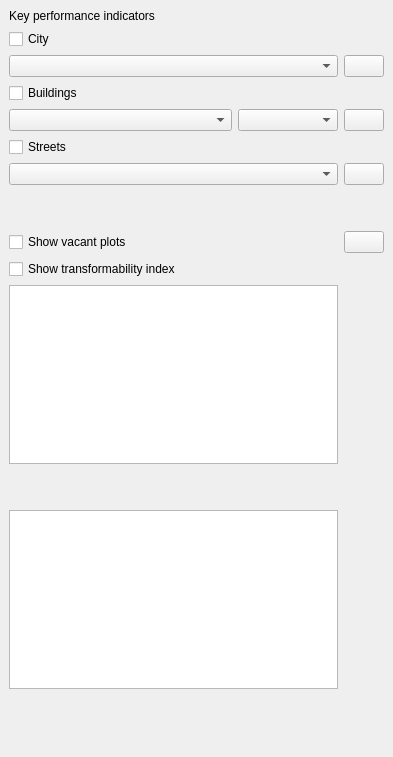
This is CityExplorer/city_explorer_dockwidget_base.ui in spacesyntax/p2756-CityExplorer as Qt 5 draws it before an edit. The edited form follows.
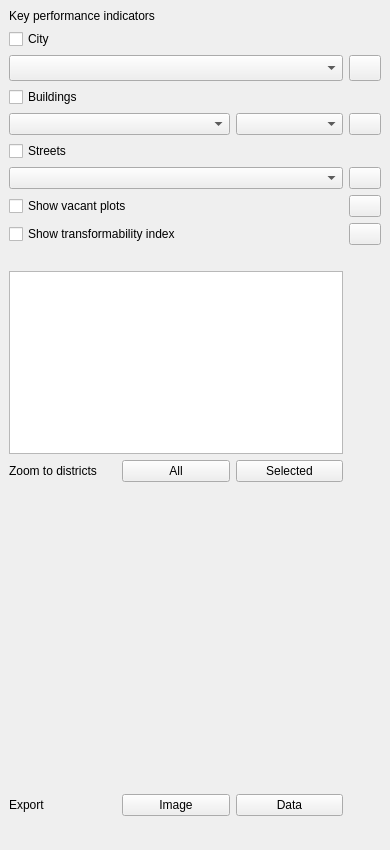
This is the edited form.

Diff of the .ui file:
```diff
--- a/CityExplorer/city_explorer_dockwidget_base.ui
+++ b/CityExplorer/city_explorer_dockwidget_base.ui
@@ -6,26 +6,26 @@
    <rect>
     <x>0</x>
     <y>0</y>
-    <width>393</width>
-    <height>757</height>
+    <width>390</width>
+    <height>850</height>
    </rect>
   </property>
   <property name="sizePolicy">
-   <sizepolicy hsizetype="Preferred" vsizetype="Preferred">
+   <sizepolicy hsizetype="MinimumExpanding" vsizetype="MinimumExpanding">
     <horstretch>0</horstretch>
     <verstretch>0</verstretch>
    </sizepolicy>
   </property>
   <property name="minimumSize">
    <size>
-    <width>393</width>
-    <height>757</height>
+    <width>390</width>
+    <height>850</height>
    </size>
   </property>
   <property name="maximumSize">
    <size>
-    <width>393</width>
-    <height>757</height>
+    <width>390</width>
+    <height>850</height>
    </size>
   </property>
   <property name="windowTitle">
@@ -38,7 +38,101 @@
       <property name="sizeConstraint">
        <enum>QLayout::SetNoConstraint</enum>
       </property>
-      <item row="2" column="2">
+      <item row="12" column="0" colspan="4">
+       <widget class="QLabel" name="chartView">
+        <property name="sizePolicy">
+         <sizepolicy hsizetype="MinimumExpanding" vsizetype="MinimumExpanding">
+          <horstretch>0</horstretch>
+          <verstretch>0</verstretch>
+         </sizepolicy>
+        </property>
+        <property name="minimumSize">
+         <size>
+          <width>300</width>
+          <height>300</height>
+         </size>
+        </property>
+        <property name="text">
+         <string/>
+        </property>
+       </widget>
+      </item>
+      <item row="0" column="0" colspan="3">
+       <widget class="QLabel" name="label_2">
+        <property name="text">
+         <string>Key performance indicators</string>
+        </property>
+       </widget>
+      </item>
+      <item row="6" column="0" colspan="3">
+       <widget class="QComboBox" name="strcombo">
+        <property name="sizePolicy">
+         <sizepolicy hsizetype="MinimumExpanding" vsizetype="Minimum">
+          <horstretch>0</horstretch>
+          <verstretch>0</verstretch>
+         </sizepolicy>
+        </property>
+        <property name="minimumSize">
+         <size>
+          <width>150</width>
+          <height>0</height>
+         </size>
+        </property>
+       </widget>
+      </item>
+      <item row="11" column="1">
+       <widget class="QPushButton" name="pushButton_4">
+        <property name="sizePolicy">
+         <sizepolicy hsizetype="MinimumExpanding" vsizetype="Fixed">
+          <horstretch>0</horstretch>
+          <verstretch>0</verstretch>
+         </sizepolicy>
+        </property>
+        <property name="minimumSize">
+         <size>
+          <width>100</width>
+          <height>0</height>
+         </size>
+        </property>
+        <property name="text">
+         <string>All</string>
+        </property>
+       </widget>
+      </item>
+      <item row="8" column="0" colspan="3">
+       <widget class="QCheckBox" name="checkBox">
+        <property name="text">
+         <string>Show transformability index</string>
+        </property>
+       </widget>
+      </item>
+      <item row="14" column="0" colspan="3">
+       <spacer name="verticalSpacer_3">
+        <property name="orientation">
+         <enum>Qt::Vertical</enum>
+        </property>
+        <property name="sizeType">
+         <enum>QSizePolicy::Minimum</enum>
+        </property>
+        <property name="sizeHint" stdset="0">
+         <size>
+          <width>20</width>
+          <height>5</height>
+         </size>
+        </property>
+       </spacer>
+      </item>
+      <item row="15" column="0" colspan="3">
+       <widget class="QLabel" name="logoLabel">
+        <property name="text">
+         <string/>
+        </property>
+        <property name="alignment">
+         <set>Qt::AlignCenter</set>
+        </property>
+       </widget>
+      </item>
+      <item row="2" column="3">
        <widget class="QPushButton" name="cityInfo">
         <property name="sizePolicy">
          <sizepolicy hsizetype="Fixed" vsizetype="Fixed">
@@ -48,8 +142,14 @@
         </property>
         <property name="minimumSize">
          <size>
-          <width>10</width>
-          <height>0</height>
+          <width>32</width>
+          <height>26</height>
+         </size>
+        </property>
+        <property name="maximumSize">
+         <size>
+          <width>32</width>
+          <height>26</height>
          </size>
         </property>
         <property name="text">
@@ -83,23 +183,7 @@
         </property>
        </widget>
       </item>
-      <item row="4" column="0">
-       <widget class="QComboBox" name="kpicombo">
-        <property name="sizePolicy">
-         <sizepolicy hsizetype="MinimumExpanding" vsizetype="Minimum">
-          <horstretch>0</horstretch>
-          <verstretch>0</verstretch>
-         </sizepolicy>
-        </property>
-        <property name="minimumSize">
-         <size>
-          <width>150</width>
-          <height>0</height>
-         </size>
-        </property>
-       </widget>
-      </item>
-      <item row="4" column="2">
+      <item row="4" column="3">
        <widget class="QPushButton" name="buildInfo">
         <property name="sizePolicy">
          <sizepolicy hsizetype="Fixed" vsizetype="Fixed">
@@ -109,10 +193,16 @@
         </property>
         <property name="minimumSize">
          <size>
-          <width>10</width>
+          <width>5</width>
           <height>0</height>
          </size>
         </property>
+        <property name="maximumSize">
+         <size>
+          <width>32</width>
+          <height>26</height>
+         </size>
+        </property>
         <property name="text">
          <string/>
         </property>
@@ -131,7 +221,7 @@
         </property>
        </widget>
       </item>
-      <item row="6" column="2">
+      <item row="6" column="3">
        <widget class="QPushButton" name="strInfo">
         <property name="sizePolicy">
          <sizepolicy hsizetype="Fixed" vsizetype="Fixed">
@@ -141,16 +231,22 @@
         </property>
         <property name="minimumSize">
          <size>
-          <width>10</width>
+          <width>5</width>
           <height>0</height>
          </size>
         </property>
+        <property name="maximumSize">
+         <size>
+          <width>32</width>
+          <height>26</height>
+         </size>
+        </property>
         <property name="text">
          <string/>
         </property>
        </widget>
       </item>
-      <item row="8" column="2">
+      <item row="7" column="3">
        <widget class="QPushButton" name="vacantInfo">
         <property name="sizePolicy">
          <sizepolicy hsizetype="Fixed" vsizetype="Fixed">
@@ -158,12 +254,24 @@
           <verstretch>0</verstretch>
          </sizepolicy>
         </property>
+        <property name="minimumSize">
+         <size>
+          <width>5</width>
+          <height>0</height>
+         </size>
+        </property>
+        <property name="maximumSize">
+         <size>
+          <width>32</width>
+          <height>26</height>
+         </size>
+        </property>
         <property name="text">
          <string/>
         </property>
        </widget>
       </item>
-      <item row="4" column="1">
+      <item row="4" column="2">
        <widget class="QComboBox" name="modecombo">
         <property name="sizePolicy">
          <sizepolicy hsizetype="Minimum" vsizetype="Fixed">
@@ -179,49 +287,7 @@
         </property>
        </widget>
       </item>
-      <item row="2" column="0" colspan="2">
-       <widget class="QComboBox" name="cpscombo">
-        <property name="enabled">
-         <bool>true</bool>
-        </property>
-        <property name="sizePolicy">
-         <sizepolicy hsizetype="MinimumExpanding" vsizetype="Minimum">
-          <horstretch>0</horstretch>
-          <verstretch>0</verstretch>
-         </sizepolicy>
-        </property>
-        <property name="minimumSize">
-         <size>
-          <width>150</width>
-          <height>0</height>
-         </size>
-        </property>
-       </widget>
-      </item>
-      <item row="6" column="0" colspan="2">
-       <widget class="QComboBox" name="strcombo">
-        <property name="sizePolicy">
-         <sizepolicy hsizetype="MinimumExpanding" vsizetype="Minimum">
-          <horstretch>0</horstretch>
-          <verstretch>0</verstretch>
-         </sizepolicy>
-        </property>
-        <property name="minimumSize">
-         <size>
-          <width>150</width>
-          <height>0</height>
-         </size>
-        </property>
-       </widget>
-      </item>
-      <item row="0" column="0" colspan="2">
-       <widget class="QLabel" name="label_2">
-        <property name="text">
-         <string>Key performance indicators</string>
-        </property>
-       </widget>
-      </item>
-      <item row="8" column="0" colspan="2">
+      <item row="7" column="0" colspan="3">
        <widget class="QCheckBox" name="vacantCheckBox">
         <property name="sizePolicy">
          <sizepolicy hsizetype="MinimumExpanding" vsizetype="Fixed">
@@ -234,90 +300,102 @@
         </property>
        </widget>
       </item>
-      <item row="7" column="0" colspan="2">
-       <spacer name="verticalSpacer">
-        <property name="orientation">
-         <enum>Qt::Vertical</enum>
+      <item row="11" column="2">
+       <widget class="QPushButton" name="pushButton_3">
+        <property name="sizePolicy">
+         <sizepolicy hsizetype="MinimumExpanding" vsizetype="Fixed">
+          <horstretch>0</horstretch>
+          <verstretch>0</verstretch>
+         </sizepolicy>
         </property>
-        <property name="sizeType">
-         <enum>QSizePolicy::Minimum</enum>
-        </property>
-        <property name="sizeHint" stdset="0">
+        <property name="minimumSize">
          <size>
-          <width>20</width>
-          <height>40</height>
+          <width>100</width>
+          <height>0</height>
          </size>
         </property>
-       </spacer>
-      </item>
-      <item row="9" column="0" colspan="2">
-       <widget class="QCheckBox" name="checkBox">
         <property name="text">
-         <string>Show transformability index</string>
+         <string>Selected</string>
         </property>
        </widget>
       </item>
-      <item row="11" column="0" colspan="2">
-       <spacer name="verticalSpacer_2">
-        <property name="orientation">
-         <enum>Qt::Vertical</enum>
-        </property>
-        <property name="sizeType">
-         <enum>QSizePolicy::Minimum</enum>
-        </property>
-        <property name="sizeHint" stdset="0">
+      <item row="13" column="1">
+       <widget class="QPushButton" name="pushButton">
+        <property name="minimumSize">
          <size>
-          <width>20</width>
-          <height>40</height>
+          <width>100</width>
+          <height>0</height>
          </size>
         </property>
-       </spacer>
+        <property name="text">
+         <string>Image</string>
+        </property>
+       </widget>
       </item>
-      <item row="13" column="0" colspan="2">
-       <spacer name="verticalSpacer_3">
-        <property name="orientation">
-         <enum>Qt::Vertical</enum>
+      <item row="8" column="3">
+       <widget class="QPushButton" name="transformInfo">
+        <property name="sizePolicy">
+         <sizepolicy hsizetype="Fixed" vsizetype="Fixed">
+          <horstretch>0</horstretch>
+          <verstretch>0</verstretch>
+         </sizepolicy>
         </property>
-        <property name="sizeType">
-         <enum>QSizePolicy::Minimum</enum>
+        <property name="minimumSize">
+         <size>
+          <width>5</width>
+          <height>0</height>
+         </size>
         </property>
-        <property name="sizeHint" stdset="0">
+        <property name="maximumSize">
          <size>
-          <width>20</width>
-          <height>40</height>
+          <width>32</width>
+          <height>26</height>
          </size>
         </property>
-       </spacer>
-      </item>
-      <item row="14" column="0" colspan="2">
-       <widget class="QLabel" name="logoLabel">
         <property name="text">
          <string/>
         </property>
-        <property name="alignment">
-         <set>Qt::AlignCenter</set>
+       </widget>
+      </item>
+      <item row="4" column="0" colspan="2">
+       <widget class="QComboBox" name="kpicombo">
+        <property name="sizePolicy">
+         <sizepolicy hsizetype="MinimumExpanding" vsizetype="Minimum">
+          <horstretch>0</horstretch>
+          <verstretch>0</verstretch>
+         </sizepolicy>
         </property>
+        <property name="minimumSize">
+         <size>
+          <width>150</width>
+          <height>0</height>
+         </size>
+        </property>
        </widget>
       </item>
-      <item row="10" column="0" colspan="2">
+      <item row="13" column="0">
+       <widget class="QLabel" name="label">
+        <property name="text">
+         <string>Export</string>
+        </property>
+       </widget>
+      </item>
+      <item row="13" column="2">
+       <widget class="QPushButton" name="pushButton_2">
+        <property name="minimumSize">
+         <size>
+          <width>100</width>
+          <height>0</height>
+         </size>
+        </property>
+        <property name="text">
+         <string>Data</string>
+        </property>
+       </widget>
+      </item>
+      <item row="10" column="0" colspan="3">
        <widget class="QListView" name="districtslistView">
         <property name="sizePolicy">
-         <sizepolicy hsizetype="MinimumExpanding" vsizetype="Minimum">
-          <horstretch>0</horstretch>
-          <verstretch>0</verstretch>
-         </sizepolicy>
-        </property>
-        <property name="minimumSize">
-         <size>
-          <width>150</width>
-          <height>0</height>
-         </size>
-        </property>
-       </widget>
-      </item>
-      <item row="12" column="0" colspan="2">
-       <widget class="QGraphicsView" name="chartView">
-        <property name="sizePolicy">
          <sizepolicy hsizetype="MinimumExpanding" vsizetype="MinimumExpanding">
           <horstretch>0</horstretch>
           <verstretch>0</verstretch>
@@ -325,12 +403,54 @@
         </property>
         <property name="minimumSize">
          <size>
+          <width>22</width>
+          <height>50</height>
+         </size>
+        </property>
+       </widget>
+      </item>
+      <item row="9" column="0" colspan="4">
+       <spacer name="verticalSpacer">
+        <property name="orientation">
+         <enum>Qt::Vertical</enum>
+        </property>
+        <property name="sizeType">
+         <enum>QSizePolicy::Minimum</enum>
+        </property>
+        <property name="sizeHint" stdset="0">
+         <size>
+          <width>10</width>
+          <height>20</height>
+         </size>
+        </property>
+       </spacer>
+      </item>
+      <item row="2" column="0" colspan="3">
+       <widget class="QComboBox" name="cpscombo">
+        <property name="enabled">
+         <bool>true</bool>
+        </property>
+        <property name="sizePolicy">
+         <sizepolicy hsizetype="MinimumExpanding" vsizetype="Minimum">
+          <horstretch>0</horstretch>
+          <verstretch>0</verstretch>
+         </sizepolicy>
+        </property>
+        <property name="minimumSize">
+         <size>
           <width>150</width>
           <height>0</height>
          </size>
         </property>
        </widget>
       </item>
+      <item row="11" column="0">
+       <widget class="QLabel" name="label_3">
+        <property name="text">
+         <string>Zoom to districts</string>
+        </property>
+       </widget>
+      </item>
      </layout>
     </item>
    </layout>
```
